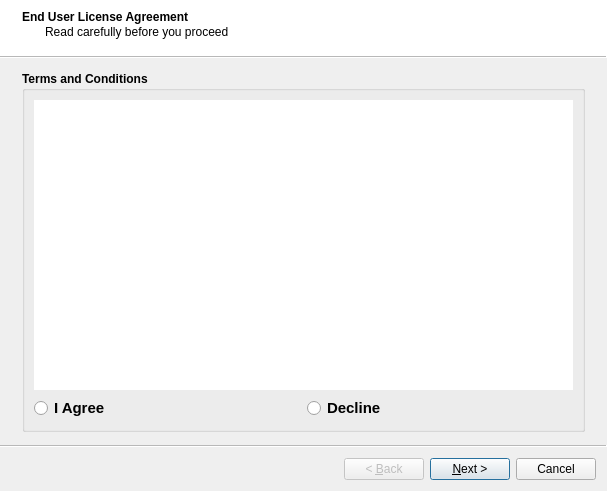
Qt form ui/wizard/ui_stdm_config.ui (gltn/stdm) before a commit.
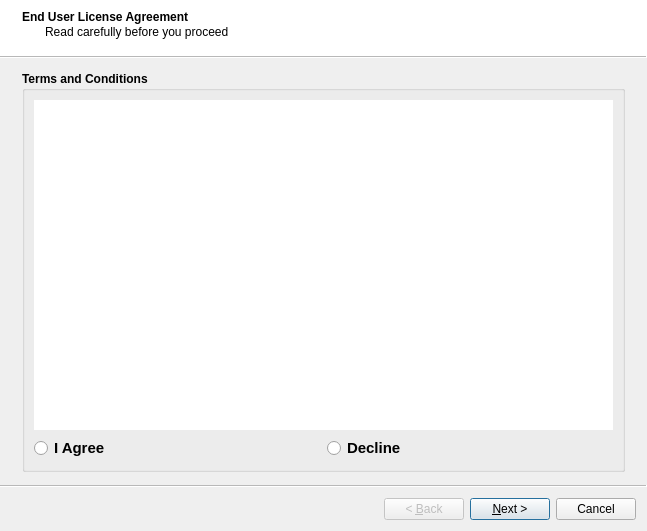
The same form after that commit. Icons and pictures are not drawn.

Commit message: Added layout on the wizard form

```diff
--- a/ui/wizard/ui_stdm_config.ui
+++ b/ui/wizard/ui_stdm_config.ui
@@ -6,12 +6,12 @@
    <rect>
     <x>0</x>
     <y>0</y>
-    <width>607</width>
-    <height>491</height>
+    <width>647</width>
+    <height>531</height>
    </rect>
   </property>
   <property name="sizePolicy">
-   <sizepolicy hsizetype="Preferred" vsizetype="Fixed">
+   <sizepolicy hsizetype="Fixed" vsizetype="Fixed">
     <horstretch>0</horstretch>
     <verstretch>0</verstretch>
    </sizepolicy>
```
Left out of the diff: 1259 changed lines with no effect on the pictures. Lines whose indentation alone changed are shown as unchanged. The commit also changes 2 other files.
